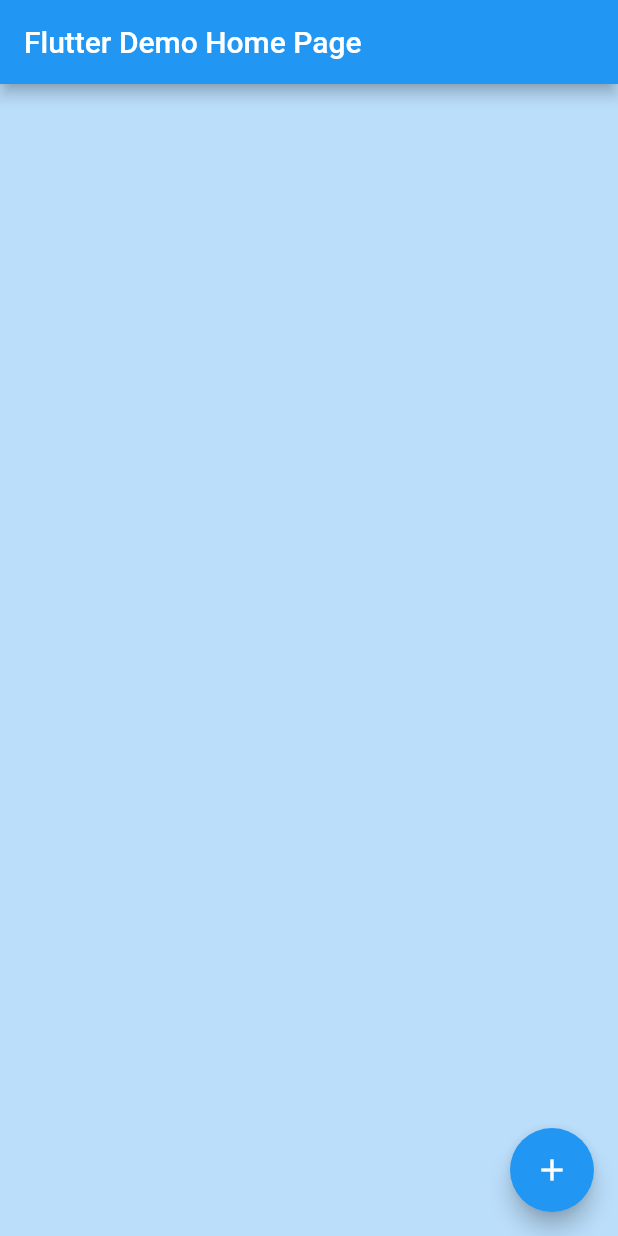
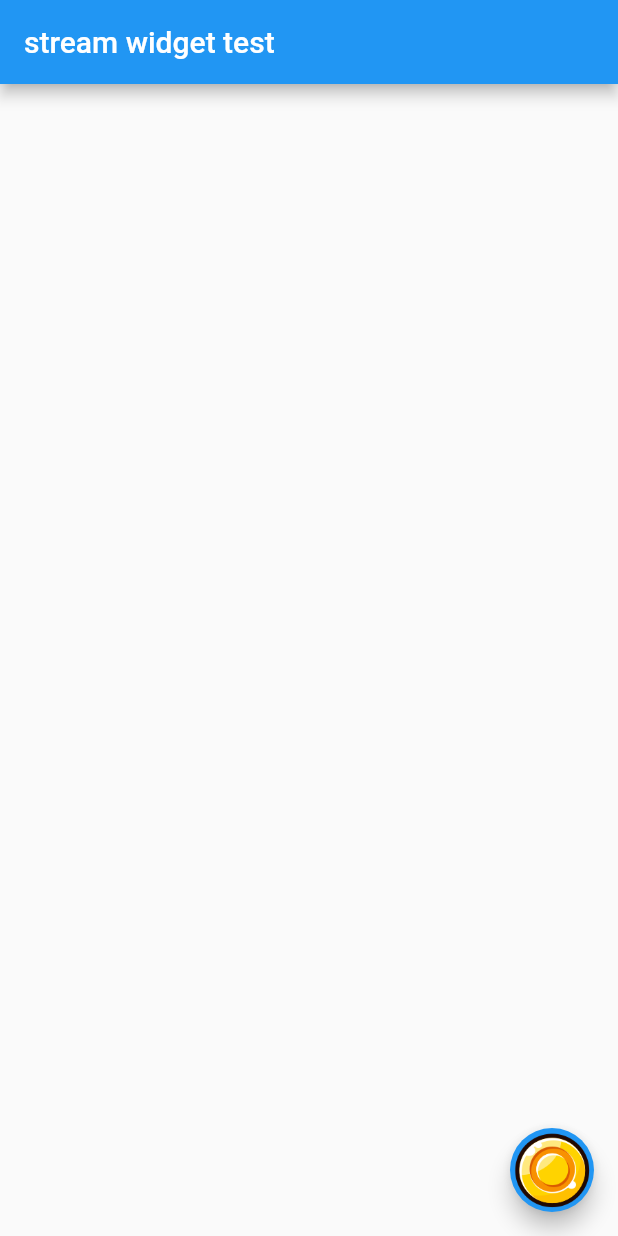
Before and after one commit to EricNahon/animationtest, a Flutter app: the screen it shows after launch, on a phone screen of 412 x 824 dp. Run offline on Flutter 3.47's test engine with Material 2 defaults, Android fonts, the light colour scheme and no system bars; missing offline and left inert: soundpool.

Commit message:
[init] first commit

```diff
--- a/lib/coin.dart
+++ /dev/null
@@ -1,73 +0,0 @@
-import 'dart:math';
-
-import 'package:flutter/material.dart';
-
-class Coin {
-  double top = 0;
-  double left = 0;
-  double width = 65, height = 65;
-  String imagePath = 'assets/images/coin.png';
-  Widget? widget;
-  Coin({
-    this.top = 0,
-    this.left = 0,
-    this.width = 65,
-    this.height = 65,
-    this.imagePath = 'assets/images/coin.png',
-    this.widget,
-  });
-
-  List<Coin> getCoins({int? value, required double cointop, required List<double> coinsleft, required Size screensize}) {
-    var coins = <Coin>[];
-    var coinvalue = value ?? 10;
-    var nbCoins = coinsleft.length;
-
-    for (var i = 0; i < nbCoins; i++) {
-      debugPrint('left=$left');
-      var item = Coin();
-      var coinDuration = Duration(milliseconds: Random(Random().nextInt(765)).nextInt(1200) + 700);
-
-      Widget coinwidget = Opacity(
-        opacity: cointop > 0 ? 1 : 0,
-        child: Stack(
-          alignment: AlignmentDirectional.topCenter,
-          fit: StackFit.loose,
-          children: [
-            AnimatedPositioned(
-              height: height,
-              width: width,
-              top: cointop,
-              left: coinsleft[i],
-              duration: cointop > 0 ? coinDuration : const Duration(milliseconds: 0),
-              child: Image.asset(
-                imagePath,
-                width: width,
-                fit: BoxFit.contain,
-              ),
-            ),
-            AnimatedPositioned(
-              height: height,
-              width: width,
-              top: cointop + 21,
-              left: coinsleft[i],
-              duration: cointop > 0 ? coinDuration : const Duration(milliseconds: 0),
-              child: SizedBox(
-                width: width,
-                height: height,
-                child: Text(
-                  coinvalue.toString(),
-                  textAlign: TextAlign.center,
-                  style: const TextStyle(color: Colors.black, fontSize: 18),
-                ),
-              ),
-            ),
-          ],
-        ),
-      );
-      item.widget = coinwidget;
-      coins.add(item);
-    }
-
-    return coins;
-  }
-}
--- /dev/null
+++ b/lib/constants.dart
@@ -0,0 +1,6 @@
+class Constants {
+  static const String assetsSoundPath = 'assets/sounds/';
+  static const String assetsImagePath = 'assets/images/';
+  static const String coinImage = 'coin.png';
+  static const String coinSound = 'coin.mp3';
+}
--- /dev/null
+++ b/lib/helper.dart
@@ -0,0 +1,5 @@
+import 'dart:math';
+
+class Helper {
+  	static int randominteger({int min = 0, int max = 10}) => min + Random().nextInt(max - min);
+}
--- a/lib/home.dart
+++ b/lib/home.dart
@@ -1,84 +1,111 @@
+import 'dart:async';
 import 'dart:math';
-
-import 'package:animationtest/coin.dart';
+import 'package:animationtest/constants.dart';
+import 'package:flutter/services.dart';
 import 'package:flutter/material.dart';
 
-class MyHomePage extends StatefulWidget {
-  const MyHomePage({Key? key, required this.title}) : super(key: key);
+import 'package:soundpool/soundpool.dart';
 
-  final String title;
+import 'helper.dart';
+import 'streamed_coin.dart';
+
+class HomePage extends StatefulWidget {
+  const HomePage({Key? key}) : super(key: key);
 
   @override
-  State<MyHomePage> createState() => _MyHomePageState();
+  _HomePageState createState() => _HomePageState();
 }
 
-class _MyHomePageState extends State<MyHomePage> with SingleTickerProviderStateMixin {
-  final String coinImagePath = 'assets/images/coin.png';
-  late double screenWidth, screenHeight;
-  final Duration duration = const Duration(milliseconds: 900);
-  var coinwidth = 60.0, coinLeft = 0.0, coinRight = 10.0, coinTop = 0.0, coinBottom = 60.0;
-  var coins = <Coin>[];
-  late int nbCoins;
-  late List<double> coinsleft;
-  bool coinsVisible = true;
+class _HomePageState extends State<HomePage> with TickerProviderStateMixin {
+  final List<Widget> _coinList = [];
+  late TickerProvider ticker;
+  Stream<StreamedCoin>? streamcoins;
 
-  List<Widget> getCoins({required Size screensize, required List<double> coinsleft}) {
-    coins = Coin().getCoins(cointop: coinTop, coinsleft: coinsleft, screensize: screensize);
-
-    var widgets = coins.map((item) {
-      item.left = 0;
-      item.top = coinTop;
-      return item.widget!;
-    }).toList();
-
-    return widgets;
-  }
-
-  animateCoin() {
-    setState(() {
-      if (coinTop == screenHeight) {
-        coinTop = -coinwidth-5;
-      } else {
-        coinTop = screenHeight;
-      }
-    });
-  }
+  late Map<String, int> _soundIds;
+  bool mute = false;
+  final _sounds = [Constants.coinSound];
+  late Soundpool _pool;
 
   @override
   void initState() {
     super.initState();
-    coinTop = -coinwidth - 5;
-    nbCoins = Random(Random().nextInt(765)).nextInt(20) + 1;
-    coinsleft = List<double>.generate(nbCoins, (int index) => Random(Random().nextInt(765)).nextInt(900).toDouble() + 100);
+    ticker = this;
+    initsound();
+  }
+
+  fallingCoins({int nbCoin = 5}) async {
+    streamcoins = (() async* {
+      for (var i = 0; i < nbCoin; i++) {
+        var coinValue = Helper.randominteger(min: 1, max: 20);
+        var duration = Helper.randominteger(max: 500) + 1200;
+        var delay = i < nbCoin - 1 ? Helper.randominteger(min: 200, max: 600) : duration + Helper.randominteger(min: 100, max: 400);
+        var dx = Random().nextDouble();
+        var controller = AnimationController(vsync: ticker, duration: Duration(milliseconds: duration));
+        await Future<void>.delayed(Duration(milliseconds: delay));
+        yield StreamedCoin(value: coinValue, controller: controller, begin: Offset(dx, -6.0), end: Offset(dx, 1.0));
+      }
+    })();
   }
 
   @override
   Widget build(BuildContext context) {
-    Size size = MediaQuery.of(context).size;
-    screenHeight = size.height;
-    screenWidth = size.width;
-
     return Scaffold(
       appBar: AppBar(
-        title: Text(widget.title),
+        title: const Text('stream widget test'),
       ),
-      body: Center(
-        child: Container(
-          color: Colors.blue.shade100,
-          width: screenWidth,
-          height: screenHeight,
-          child: Stack(
-            alignment: AlignmentDirectional.topCenter,
-            fit: StackFit.expand,
-            children: getCoins(coinsleft: coinsleft, screensize: size),
-          ),
+      floatingActionButton: FloatingActionButton(
+        onPressed: () {
+          setState(() {
+            fallingCoins(nbCoin: Helper.randominteger(min: 1, max: 12));
+          });
+        },
+        tooltip: 'make coins fall from the sky',
+        child: Image.asset(
+                Constants.assetsImagePath + Constants.coinImage,
+                fit: BoxFit.contain,
+              ),
+      ),
+      body: Padding(
+        padding: const EdgeInsets.all(30),
+        child: StreamBuilder(
+          stream: streamcoins,
+          initialData: null,
+          builder: (context, AsyncSnapshot<StreamedCoin?> snapshot) {
+            if (snapshot.hasError) return Container();
+            if (snapshot.hasData && snapshot.connectionState == ConnectionState.active) {
+              if (snapshot.data != null) {
+                var coin = snapshot.data!;
+                _coinList.add(coin.widget);
+                coin.controller.reset();
+                coin.controller.forward();
+                playSound(Constants.coinSound);
+                return Stack(children: _coinList);
+              } else {
+                return Container();
+              }
+            }
+            return Container();
+          },
         ),
       ),
-      floatingActionButton: FloatingActionButton(
-        onPressed: animateCoin,
-        tooltip: 'Increment',
-        child: const Icon(Icons.add),
-      ), // This trailing comma makes auto-formatting nicer for build methods.
     );
   }
+
+  void initsound() {
+    _pool = Soundpool.fromOptions(options: const SoundpoolOptions());
+    _soundIds = {};
+    for (var value in _sounds) {
+      scheduleMicrotask(() async {
+        final data = await rootBundle.load('${Constants.assetsSoundPath}$value');
+        _soundIds[value] = await _pool.load(data);
+      });
+    }
+  }
+
+  void playSound(String name) {
+    final soundId = _soundIds[name];
+    if (soundId != null && !mute) {
+      _pool.play(soundId);
+    }
+  }
 }
--- a/lib/main.dart
+++ b/lib/main.dart
@@ -1,5 +1,4 @@
 import 'package:flutter/material.dart';
-
 import 'home.dart';
 
 void main() {
@@ -12,11 +11,13 @@ class MyApp extends StatelessWidget {
   @override
   Widget build(BuildContext context) {
     return MaterialApp(
-      title: 'Flutter Demo',
+      // Remove the debug banner
+      debugShowCheckedModeBanner: false,
+      title: 'stream widget test',
       theme: ThemeData(
         primarySwatch: Colors.blue,
       ),
-      home: const MyHomePage(title: 'Flutter Demo Home Page'),
+      home: const HomePage(),
     );
   }
 }
--- /dev/null
+++ b/lib/streamed_coin.dart
@@ -0,0 +1,52 @@
+import 'package:animationtest/constants.dart';
+import 'package:flutter/material.dart';
+
+class StreamedCoin {
+  AnimationController controller;
+  late int value;
+  late String imagePath;
+  late Widget widget;
+  late Animation<Offset> offset;
+  late Offset begin;
+  late Offset end;
+
+  StreamedCoin({
+    required this.controller,
+    this.value = 10,
+    this.imagePath = Constants.assetsImagePath + Constants.coinImage,
+    this.begin = const Offset(0.2, -7.0),
+    this.end = const Offset(0.2, 1.0),
+  }) {
+    offset = Tween<Offset>(begin: begin, end: end).animate(
+      CurvedAnimation(
+        parent: controller,
+        curve: Curves.easeIn,
+      ),
+    );
+    widget = Align(
+      alignment: Alignment.bottomCenter,
+      child: SlideTransition(
+        position: offset,
+        child: Padding(
+          padding: const EdgeInsets.all(50.0),
+          child: Stack(
+            alignment: AlignmentDirectional.topCenter,
+            children: <Widget>[
+              Image.asset(
+                imagePath,
+                fit: BoxFit.contain,
+              ),
+              Padding(
+                padding: const EdgeInsets.only(top: 43),
+                child: Text(
+                  value.toString(),
+                  style: const TextStyle(fontSize: 30, fontWeight: FontWeight.bold, color: Colors.black),
+                ),
+              )
+            ],
+          ),
+        ),
+      ),
+    );
+  }
+}
--- a/pubspec.yaml
+++ b/pubspec.yaml
@@ -13,6 +13,7 @@ dependencies:
     sdk: flutter
 
   cupertino_icons: ^1.0.2
+  soundpool: ^2.3.0
 
 dev_dependencies:
   flutter_test:
@@ -27,3 +28,4 @@ flutter:
 
   assets:
     - assets/images/
+    - assets/sounds/
```
Also changed, not shown: pubspec.lock, 8 other files.
